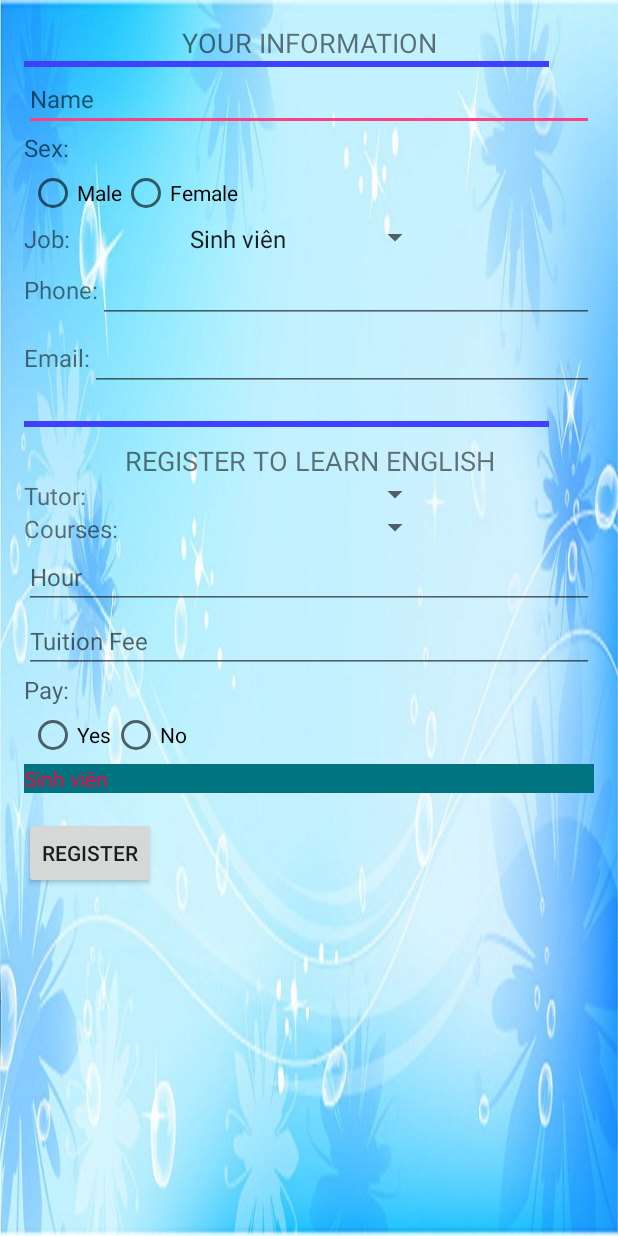
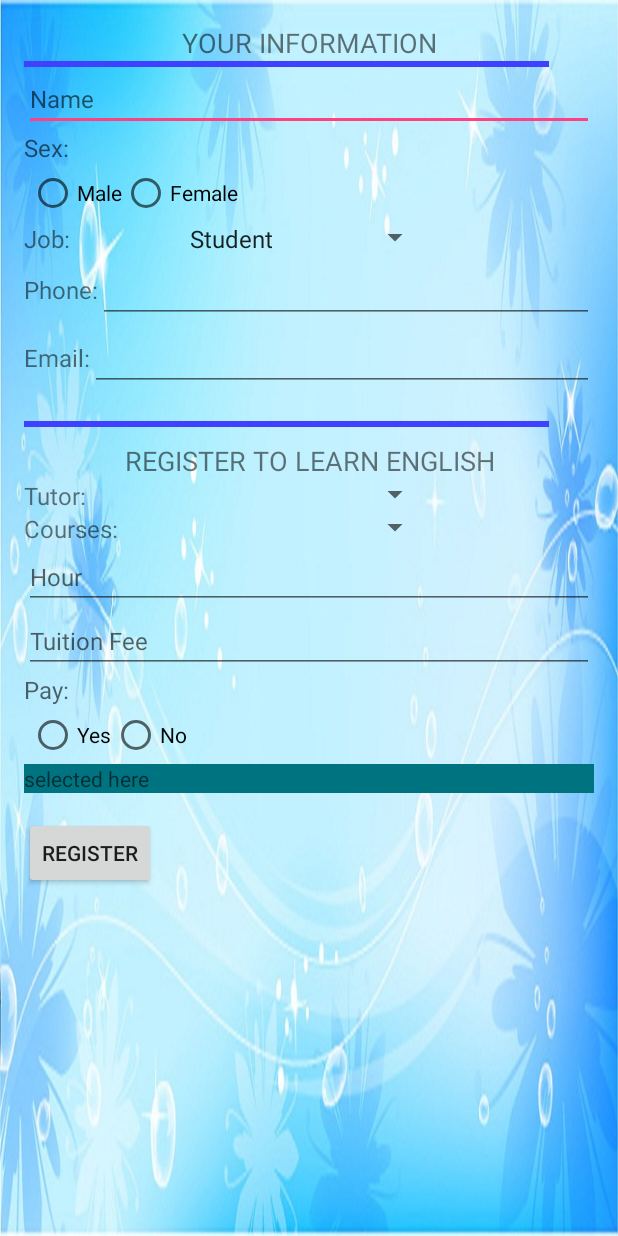
Before and after one commit to trantrungnt/Final_Project, an Android app: the screen it shows after launch (MainActivity), on a phone screen of 412 x 824 dp. Run offline under Robolectric (Android 15) with nearby library versions, the phone set to English and light mode, and no system bars.

```diff
--- /dev/null
+++ b/Final-Project/app/src/main/java/academy/android/vietnam/trungnt/learningenglish/CustomOnItemSelectedListener.java
@@ -0,0 +1,24 @@
+package academy.android.vietnam.trungnt.learningenglish;
+
+
+/**
+ * Created by TrungNT on 12/10/2015.
+ */
+import android.view.View;
+import android.widget.AdapterView;
+import android.widget.AdapterView.OnItemSelectedListener;
+import android.widget.Toast;
+
+public class CustomOnItemSelectedListener implements OnItemSelectedListener {
+
+    public void onItemSelected(AdapterView<?> parent, View view, int pos,long id) {
+        Toast.makeText(parent.getContext(),
+                "OnItemSelectedListener : " + parent.getItemAtPosition(pos).toString(),
+                Toast.LENGTH_SHORT).show();
+    }
+
+    @Override
+    public void onNothingSelected(AdapterView<?> arg0) {
+        // TODO Auto-generated method stub
+    }
+}
--- a/Final-Project/app/src/main/java/academy/android/vietnam/trungnt/learningenglish/MainActivity.java
+++ b/Final-Project/app/src/main/java/academy/android/vietnam/trungnt/learningenglish/MainActivity.java
@@ -2,81 +2,49 @@ package academy.android.vietnam.trungnt.learningeinglish;
 
 import android.os.Bundle;
 import android.support.v7.app.AppCompatActivity;
-import android.view.Menu;
-import android.view.MenuItem;
+import android.view.View;
+import android.view.View.OnClickListener;
+import android.widget.Button;
 import android.widget.Spinner;
-import android.widget.ArrayAdapter;
-import android.view.View;
 import android.widget.TextView;
-import android.widget.AdapterView;
-import android.widget.AdapterView.OnItemSelectedListener;
+import academy.android.vietnam.trungnt.learningenglish.CustomOnItemSelectedListener;
+import android.widget.Toast;
 
 public class MainActivity extends AppCompatActivity {
-    //Tạo một mảng dữ liệu giả
-    String arr[]={
-            "Sinh viên",
-            "Nông dân",
-            "Công nhân"};
+    private Spinner spn_jobs, spn_tutors, spn_courses;
+    private Button btnRegister;
     TextView selection;
 
     @Override
     protected void onCreate(Bundle savedInstanceState) {
         super.onCreate(savedInstanceState);
         setContentView(R.layout.activity_main);
-        selection = (TextView) findViewById(R.id.selection);
-        //Lấy đối tượng Spinner ra
-        Spinner spin = (Spinner) findViewById(R.id.spn_job);
-        //Gán Data source (arr) vào Adapter
-        ArrayAdapter<String> adapter = new ArrayAdapter<String>
-        (
-            this,
-            android.R.layout.simple_spinner_item,
-            arr
-        );
-        //phải gọi lệnh này để hiển thị danh sách cho Spinner
-        adapter.setDropDownViewResource(android.R.layout.simple_list_item_single_choice);
-        //Thiết lập adapter cho Spinner
-        spin.setAdapter(adapter);
-        //thiết lập sự kiện chọn phần tử cho Spinner
-        spin.setOnItemSelectedListener(new MyProcessEvent());
+        addListenerOnSpinnerItemSelection();
+        addListenerOnButton();
     }
 
-    //Class tạo sự kiện
-    private class MyProcessEvent implements OnItemSelectedListener
-    {
-        //Khi có chọn lựa thì vào hàm này
-        public void onItemSelected(AdapterView<?> arg0,
-                                   View arg1,
-                                   int arg2,
-                                   long arg3) {
-            //arg2 là phần tử được chọn trong data source
-            selection.setText(arr[arg2]);
-        }
-        //Nếu không chọn gì cả
-        public void onNothingSelected(AdapterView<?> arg0) {
-            selection.setText("");
-        }
+    public void addListenerOnSpinnerItemSelection() {
+        spn_jobs = (Spinner) findViewById(R.id.spn_job);
+        spn_jobs.setOnItemSelectedListener(new CustomOnItemSelectedListener());
     }
 
-    @Override
-    public boolean onCreateOptionsMenu(Menu menu) {
-        // Inflate the menu; this adds items to the action bar if it is present.
-        getMenuInflater().inflate(R.menu.menu_main, menu);
-        return true;
-    }
 
-    @Override
-    public boolean onOptionsItemSelected(MenuItem item) {
-        // Handle action bar item clicks here. The action bar will
-        // automatically handle clicks on the Home/Up button, so long
-        // as you specify a parent activity in AndroidManifest.xml.
-        int id = item.getItemId();
+    // get the selected dropdown list value
+    public void addListenerOnButton() {
 
-        //noinspection SimplifiableIfStatement
-        if (id == R.id.action_settings) {
-            return true;
-        }
+        spn_jobs = (Spinner) findViewById(R.id.spn_job);
+        btnRegister = (Button) findViewById(R.id.btnRegister);
 
-        return super.onOptionsItemSelected(item);
+        btnRegister.setOnClickListener(new OnClickListener() {
+
+            @Override
+            public void onClick(View v) {
+                Toast.makeText(MainActivity.this,
+                        "OnClickListener : " +
+                                "\nSpinner job : "+ String.valueOf(spn_jobs.getSelectedItem()),
+
+                        Toast.LENGTH_SHORT).show();
+            }
+        });
     }
 }
--- a/Final-Project/app/src/main/res/layout/activity_main.xml
+++ b/Final-Project/app/src/main/res/layout/activity_main.xml
@@ -70,6 +70,8 @@
                 android:layout_weight="0.18" />
             <Spinner
                 android:id="@+id/spn_job"
+                android:entries="@array/arr_job"
+                android:prompt="@string/promt_job"
                 android:layout_width="100dp"
                 android:layout_height="20dp"
 
@@ -212,7 +214,7 @@
             android:textColor="#ff003c" />
 
         <Button
-            android:id="@+id/submitOrder"
+            android:id="@+id/btnRegister"
             android:layout_width="wrap_content"
             android:layout_height="wrap_content"
             android:layout_marginTop="16dp"
--- a/Final-Project/app/src/main/res/values/strings.xml
+++ b/Final-Project/app/src/main/res/values/strings.xml
@@ -19,4 +19,12 @@
     <string name="label_yes">Yes</string>
     <string name="label_no">No</string>
     <string name="label_pay">Pay:</string>
+    <string name="promt_job">Select your job</string>
+    <string-array name="arr_job">
+        <item>Student</item>
+        <item>Worker</item>
+        <item>Farmer</item>
+        <item>Doctor</item>
+        <item>Developer</item>
+    </string-array>
 </resources>
```
Also changed, not shown: 1 other file.
